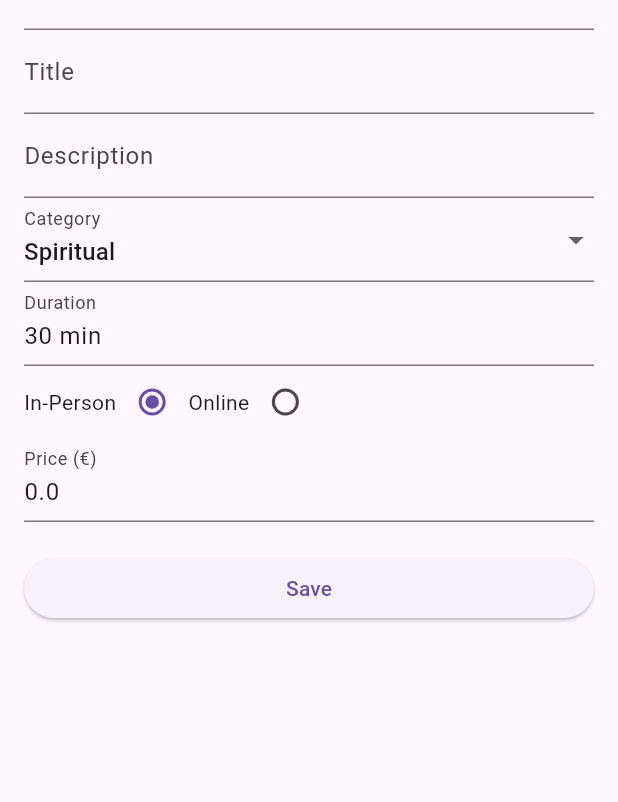
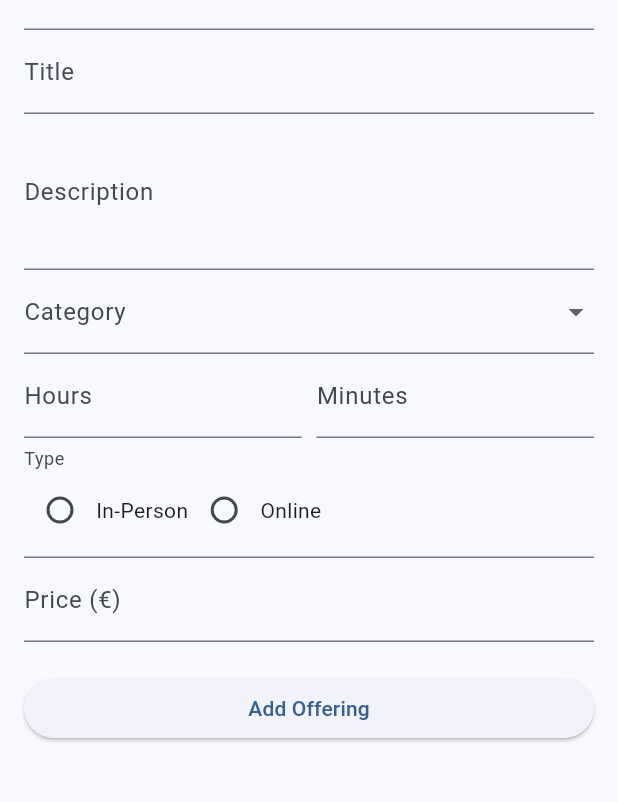
Before and after one commit to jeevankoiri10/practitioner_app, a Flutter app: the screen it shows after launch, after a tap on the "add" icon, on a phone screen of 412 x 824 dp, the part 162-964 px from its top. Run offline on Flutter 3.47's test engine with Material 3 defaults, Android fonts, the phone set to English and light mode, and no system bars; drawn by our look-alikes of flutter_form_builder; our stand-ins replace form_builder_validators.

Commit message:
added editing screen with validation support and settings to change material colors

```diff
--- a/lib/add_edit_offering_screen.dart
+++ b/lib/add_edit_offering_screen.dart
@@ -1,7 +1,9 @@
 import 'package:flutter/material.dart';
+import 'package:flutter_form_builder/flutter_form_builder.dart';
+import 'package:form_builder_validators/form_builder_validators.dart';
 import 'package:practitioner_app/offerings_model.dart';
+import 'package:practitioner_app/offerings_provider.dart';
 import 'package:provider/provider.dart';
-import 'offerings_provider.dart';
 
 class AddEditOfferingScreen extends StatefulWidget {
   final Offering? offering;
@@ -13,138 +15,162 @@ class AddEditOfferingScreen extends StatefulWidget {
 }
 
 class _AddEditOfferingScreenState extends State<AddEditOfferingScreen> {
-  final _formKey = GlobalKey<FormState>();
-  late String practitionerName, title, description, category, duration, type;
-  late double price;
-
-  @override
-  void initState() {
-    super.initState();
-    if (widget.offering != null) {
-      practitionerName = widget.offering!.practitionerName;
-      title = widget.offering!.title;
-      description = widget.offering!.description;
-      category = widget.offering!.category;
-      duration = widget.offering!.duration;
-      type = widget.offering!.type;
-      price = widget.offering!.price;
-    } else {
-      practitionerName = '';
-      title = '';
-      description = '';
-      category = 'Spiritual';
-      duration = '30 min';
-      type = 'In-Person';
-      price = 0.0;
-    }
-  }
-
-  void _saveForm() {
-    if (_formKey.currentState!.validate()) {
-      _formKey.currentState!.save();
-      final newOffering = Offering(
-        id: widget.offering?.id ?? UniqueKey().toString(),
-        practitionerName: practitionerName,
-        title: title,
-        description: description,
-        category: category,
-        duration: duration,
-        type: type,
-        price: price,
-      );
-
-      final provider = Provider.of<OfferingsProvider>(context, listen: false);
-      if (widget.offering != null) {
-        provider.updateOffering(widget.offering!.id, newOffering);
-      } else {
-        provider.addOffering(newOffering);
-      }
-      Navigator.of(context).pop();
-    }
-  }
+  final _formKey = GlobalKey<FormBuilderState>();
 
   @override
   Widget build(BuildContext context) {
+    final isEditing = widget.offering != null;
+    final offeringsProvider =
+        Provider.of<OfferingsProvider>(context, listen: false);
+
     return Scaffold(
       appBar: AppBar(
-        title: Text(widget.offering != null ? 'Edit Offering' : 'Add Offering'),
+        title: Text(isEditing ? 'Edit Offering' : 'Add Offering'),
       ),
       body: Padding(
         padding: const EdgeInsets.all(16.0),
-        child: Form(
+        child: FormBuilder(
           key: _formKey,
           child: ListView(
             children: [
-              TextFormField(
-                initialValue: practitionerName,
+              FormBuilderTextField(
+                name: 'practitionerName',
+                initialValue: widget.offering?.practitionerName,
                 decoration: InputDecoration(labelText: 'Practitioner Name'),
-                onSaved: (value) => practitionerName = value!,
+                validator: FormBuilderValidators.compose([
+                  FormBuilderValidators.required(),
+                  FormBuilderValidators.minLength(3),
+                  FormBuilderValidators.maxLength(50),
+                ]),
               ),
-              TextFormField(
-                initialValue: title,
+              FormBuilderTextField(
+                name: 'title',
+                initialValue: widget.offering?.title,
                 decoration: InputDecoration(labelText: 'Title'),
-                onSaved: (value) => title = value!,
+                validator: FormBuilderValidators.compose([
+                  FormBuilderValidators.required(),
+                  FormBuilderValidators.minLength(3),
+                  FormBuilderValidators.maxLength(100),
+                ]),
               ),
-              TextFormField(
-                initialValue: description,
+              FormBuilderTextField(
+                name: 'description',
+                initialValue: widget.offering?.description,
                 decoration: InputDecoration(labelText: 'Description'),
-                onSaved: (value) => description = value!,
+                maxLines: 3,
+                validator: FormBuilderValidators.compose([
+                  FormBuilderValidators.required(),
+                  FormBuilderValidators.minLength(10),
+                  FormBuilderValidators.maxLength(500),
+                ]),
               ),
-              DropdownButtonFormField<String>(
-                value: category,
+              FormBuilderDropdown<String>(
+                name: 'category',
+                initialValue: widget.offering?.category,
                 decoration: InputDecoration(labelText: 'Category'),
-                items:
-                    ['Spiritual', 'Mental', 'Emotional'].map((String category) {
-                  return DropdownMenuItem<String>(
-                    value: category,
-                    child: Text(category),
-                  );
-                }).toList(),
-                onChanged: (value) {
-                  setState(() {
-                    category = value!;
-                  });
-                },
-              ),
-              TextFormField(
-                initialValue: duration,
-                decoration: InputDecoration(labelText: 'Duration'),
-                onSaved: (value) => duration = value!,
+                items: ['Spiritual', 'Mental', 'Emotional', 'Physical']
+                    .map((category) => DropdownMenuItem(
+                          value: category,
+                          child: Text(category),
+                        ))
+                    .toList(),
+                validator: FormBuilderValidators.required(),
               ),
               Row(
                 children: [
-                  Text('In-Person'),
-                  Radio(
-                    value: 'In-Person',
-                    groupValue: type,
-                    onChanged: (value) {
-                      setState(() {
-                        type = value!;
-                      });
-                    },
+                  Expanded(
+                    child: FormBuilderTextField(
+                      name: 'durationHours',
+                      initialValue: widget.offering?.duration != null
+                          ? widget.offering!.duration.split(' ').first
+                          : '',
+                      decoration: InputDecoration(labelText: 'Hours'),
+                      keyboardType: TextInputType.number,
+                      validator: FormBuilderValidators.compose([
+                        FormBuilderValidators.numeric(),
+                        FormBuilderValidators.min(0),
+                      ]),
+                    ),
                   ),
-                  Text('Online'),
-                  Radio(
-                    value: 'Online',
-                    groupValue: type,
-                    onChanged: (value) {
-                      setState(() {
-                        type = value!;
-                      });
-                    },
+                  SizedBox(width: 10),
+                  Expanded(
+                    child: FormBuilderTextField(
+                      name: 'durationMinutes',
+                      initialValue: widget.offering?.duration != null
+                          ? widget.offering!.duration
+                              .split(' ')
+                              .firstWhere((element) => element.endsWith('min'))
+                              .replaceAll('min', '')
+                              .trim()
+                          : '',
+                      decoration: InputDecoration(labelText: 'Minutes'),
+                      keyboardType: TextInputType.number,
+                      validator: FormBuilderValidators.compose([
+                        FormBuilderValidators.numeric(),
+                        FormBuilderValidators.min(0),
+                        FormBuilderValidators.max(59),
+                      ]),
+                    ),
                   ),
                 ],
               ),
-              TextFormField(
-                initialValue: price.toString(),
+              FormBuilderRadioGroup<String>(
+                name: 'type',
+                initialValue: widget.offering?.type,
+                decoration: InputDecoration(labelText: 'Type'),
+                options: [
+                  FormBuilderFieldOption(
+                      value: 'In-Person', child: Text('In-Person')),
+                  FormBuilderFieldOption(
+                      value: 'Online', child: Text('Online')),
+                ],
+                validator: FormBuilderValidators.required(),
+              ),
+              FormBuilderTextField(
+                name: 'price',
+                initialValue: widget.offering?.price.toString(),
                 decoration: InputDecoration(labelText: 'Price (€)'),
                 keyboardType: TextInputType.number,
-                onSaved: (value) => price = double.parse(value!),
+                validator: FormBuilderValidators.compose([
+                  FormBuilderValidators.required(),
+                  FormBuilderValidators.numeric(),
+                  FormBuilderValidators.min(0),
+                ]),
               ),
               SizedBox(height: 20),
               ElevatedButton(
-                onPressed: _saveForm,
-                child: Text('Save'),
+                onPressed: () {
+                  if (_formKey.currentState?.saveAndValidate() ?? false) {
+                    final values = _formKey.currentState!.value;
+                    final durationHours =
+                        int.tryParse(values['durationHours'] ?? '0') ?? 0;
+                    final durationMinutes =
+                        int.tryParse(values['durationMinutes'] ?? '0') ?? 0;
+                    final totalDuration = Duration(
+                        hours: durationHours, minutes: durationMinutes);
+
+                    final offering = Offering(
+                      id: widget.offering?.id ?? UniqueKey().toString(),
+                      practitionerName: values['practitionerName'],
+                      title: values['title'],
+                      description: values['description'],
+                      category: values['category'],
+                      duration:
+                          '${totalDuration.inMinutes} min', // Store as string
+                      type: values['type'],
+                      price: double.parse(values['price']),
+                    );
+                    if (isEditing) {
+                      offeringsProvider.updateOffering(offering.id, offering);
+                    } else {
+                      offeringsProvider.addOffering(offering);
+                    }
+                    Navigator.of(context).pop();
+                  } else {
+                    print("Validation failed");
+                  }
+                },
+                child: Text(isEditing ? 'Save Changes' : 'Add Offering'),
               ),
             ],
           ),
--- a/lib/main.dart
+++ b/lib/main.dart
@@ -1,7 +1,8 @@
 import 'package:flutter/material.dart';
-import 'package:practitioner_app/offering_list_screen.dart';
 import 'package:provider/provider.dart';
 import 'offerings_provider.dart';
+import 'offerings_list_screen.dart';
+import 'theme_provider.dart';
 
 void main() {
   runApp(MyApp());
@@ -10,14 +11,19 @@ void main() {
 class MyApp extends StatelessWidget {
   @override
   Widget build(BuildContext context) {
-    return ChangeNotifierProvider(
-      create: (context) => OfferingsProvider(),
-      child: MaterialApp(
-        title: 'Holistic Practitioner Services',
-        theme: ThemeData(
-          primarySwatch: Colors.blue,
-        ),
-        home: OfferingsListScreen(),
+    return MultiProvider(
+      providers: [
+        ChangeNotifierProvider(create: (context) => OfferingsProvider()),
+        ChangeNotifierProvider(create: (context) => ThemeProvider()),
+      ],
+      child: Consumer<ThemeProvider>(
+        builder: (context, themeProvider, child) {
+          return MaterialApp(
+            title: 'Holistic Practitioner Services',
+            theme: themeProvider.themeData,
+            home: OfferingsListScreen(),
+          );
+        },
       ),
     );
   }
--- a/lib/offering_list_screen.dart
+++ /dev/null
@@ -1,53 +0,0 @@
-import 'package:flutter/material.dart';
-import 'package:provider/provider.dart';
-import 'offerings_provider.dart';
-
-import 'add_edit_offering_screen.dart';
-
-class OfferingsListScreen extends StatelessWidget {
-  @override
-  Widget build(BuildContext context) {
-    final offeringsProvider = Provider.of<OfferingsProvider>(context);
-
-    return Scaffold(
-      appBar: AppBar(
-        title: Text('Offerings'),
-        actions: [],
-      ),
-      body: ListView.builder(
-        itemCount: offeringsProvider.offerings.length,
-        itemBuilder: (context, index) {
-          final offering = offeringsProvider.offerings[index];
-          return ListTile(
-            title: Text(offering.title),
-            subtitle: Text(offering.practitionerName),
-            trailing: IconButton(
-              icon: Icon(Icons.delete),
-              onPressed: () {
-                offeringsProvider.deleteOffering(offering.id);
-              },
-            ),
-            onTap: () {
-              Navigator.of(context).push(
-                MaterialPageRoute(
-                  builder: (context) =>
-                      AddEditOfferingScreen(offering: offering),
-                ),
-              );
-            },
-          );
-        },
-      ),
-      floatingActionButton: FloatingActionButton(
-        onPressed: () {
-          Navigator.of(context).push(
-            MaterialPageRoute(
-              builder: (context) => AddEditOfferingScreen(),
-            ),
-          );
-        },
-        child: Icon(Icons.add),
-      ),
-    );
-  }
-}
--- /dev/null
+++ b/lib/offerings_list_screen.dart
@@ -0,0 +1,133 @@
+import 'package:flutter/material.dart';
+import 'package:practitioner_app/offerings_provider.dart';
+import 'package:provider/provider.dart';
+import 'add_edit_offering_screen.dart';
+import 'settings_screen.dart';
+
+class OfferingsListScreen extends StatelessWidget {
+  @override
+  Widget build(BuildContext context) {
+    final offeringsProvider = Provider.of<OfferingsProvider>(context);
+
+    return Scaffold(
+      appBar: AppBar(
+        title: Text(
+          'Offerings',
+          style: TextStyle(
+            fontSize: 24,
+            fontWeight: FontWeight.bold,
+          ),
+        ),
+        centerTitle: true,
+        backgroundColor: Theme.of(context).primaryColor,
+        elevation: 4,
+        actions: [
+          IconButton(
+            icon: Icon(Icons.settings),
+            onPressed: () {
+              Navigator.of(context).push(
+                MaterialPageRoute(builder: (context) => SettingsScreen()),
+              );
+            },
+          ),
+        ],
+      ),
+      body: Padding(
+        padding: const EdgeInsets.all(16.0),
+        child: ListView.builder(
+          itemCount: offeringsProvider.offerings.length,
+          itemBuilder: (context, index) {
+            final offering = offeringsProvider.offerings[index];
+            return Card(
+              margin: const EdgeInsets.symmetric(vertical: 8.0),
+              elevation: 4,
+              shape: RoundedRectangleBorder(
+                borderRadius: BorderRadius.circular(12),
+              ),
+              child: ListTile(
+                contentPadding: const EdgeInsets.all(16.0),
+                title: Text(
+                  offering.title,
+                  style: TextStyle(
+                    fontSize: 20,
+                    fontWeight: FontWeight.bold,
+                  ),
+                ),
+                subtitle: Column(
+                  crossAxisAlignment: CrossAxisAlignment.start,
+                  children: [
+                    Text(
+                      offering.practitionerName,
+                      style: TextStyle(fontSize: 16, color: Colors.grey[600]),
+                    ),
+                    SizedBox(height: 4),
+                    Text(
+                      'Price: €${offering.price.toStringAsFixed(2)}',
+                      style: TextStyle(
+                        fontSize: 16,
+                        fontWeight: FontWeight.bold,
+                        color: Colors.green,
+                      ),
+                    ),
+                  ],
+                ),
+                trailing: IconButton(
+                  icon: Icon(Icons.delete, color: Colors.red),
+                  onPressed: () {
+                    _showDeleteConfirmationDialog(
+                        context, offering.id, offeringsProvider);
+                  },
+                ),
+                onTap: () {
+                  Navigator.of(context).push(
+                    MaterialPageRoute(
+                      builder: (context) =>
+                          AddEditOfferingScreen(offering: offering),
+                    ),
+                  );
+                },
+              ),
+            );
+          },
+        ),
+      ),
+      floatingActionButton: FloatingActionButton(
+        onPressed: () {
+          Navigator.of(context).push(
+            MaterialPageRoute(
+              builder: (context) => AddEditOfferingScreen(),
+            ),
+          );
+        },
+        child: Icon(Icons.add),
+        backgroundColor: Theme.of(context).primaryColor,
+      ),
+    );
+  }
+
+  void _showDeleteConfirmationDialog(BuildContext context, String offeringId,
+      OfferingsProvider offeringsProvider) {
+    showDialog(
+      context: context,
+      builder: (context) => AlertDialog(
+        title: Text('Delete Offering'),
+        content: Text('Are you sure you want to delete this offering?'),
+        actions: [
+          TextButton(
+            onPressed: () {
+              Navigator.of(context).pop();
+            },
+            child: Text('Cancel'),
+          ),
+          TextButton(
+            onPressed: () {
+              offeringsProvider.deleteOffering(offeringId);
+              Navigator.of(context).pop();
+            },
+            child: Text('Delete'),
+          ),
+        ],
+      ),
+    );
+  }
+}
--- a/lib/offerings_model.dart
+++ b/lib/offerings_model.dart
@@ -1,5 +1,5 @@
 class Offering {
-  String id; // Unique identifier
+  String id;
   String practitionerName;
   String title;
   String description;
--- /dev/null
+++ b/lib/theme_provider.dart
@@ -0,0 +1,38 @@
+import 'package:flutter/material.dart';
+
+// Enum for available themes
+enum AppTheme { blue, green, red, purple }
+
+class ThemeProvider with ChangeNotifier {
+  // Map of themes based on the AppTheme enum
+  static final Map<AppTheme, ThemeData> themes = {
+    AppTheme.blue: ThemeData(
+      colorScheme: ColorScheme.fromSeed(seedColor: Colors.blue),
+      useMaterial3: true,
+    ),
+    AppTheme.green: ThemeData(
+      colorScheme: ColorScheme.fromSeed(seedColor: Colors.green),
+      useMaterial3: true,
+    ),
+    AppTheme.red: ThemeData(
+      colorScheme: ColorScheme.fromSeed(seedColor: Colors.red),
+      useMaterial3: true,
+    ),
+    AppTheme.purple: ThemeData(
+      colorScheme: ColorScheme.fromSeed(seedColor: Colors.purple),
+      useMaterial3: true,
+    ),
+  };
+
+  // Initial theme
+  AppTheme _currentTheme = AppTheme.blue;
+
+  ThemeData get themeData => themes[_currentTheme]!;
+
+  AppTheme get currentTheme => _currentTheme;
+
+  void updateTheme(AppTheme theme) {
+    _currentTheme = theme;
+    notifyListeners();
+  }
+}
--- a/pubspec.yaml
+++ b/pubspec.yaml
@@ -35,6 +35,8 @@ dependencies:
   # The following adds the Cupertino Icons font to your application.
   # Use with the CupertinoIcons class for iOS style icons.
   cupertino_icons: ^1.0.8
+  flutter_form_builder: ^9.5.0
+  form_builder_validators: ^11.0.0
 
 dev_dependencies:
   flutter_test:
```
Also changed, not shown: lib/base_screen.dart (added, +44 -0 lines), lib/settings_screen.dart (added, +43 -0 lines), pubspec.lock.
